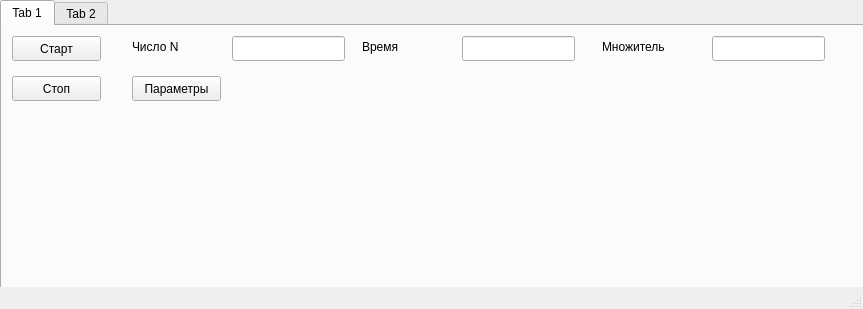
Old version of the form mainwindow.ui in the repository Yorick2014/SimQC.
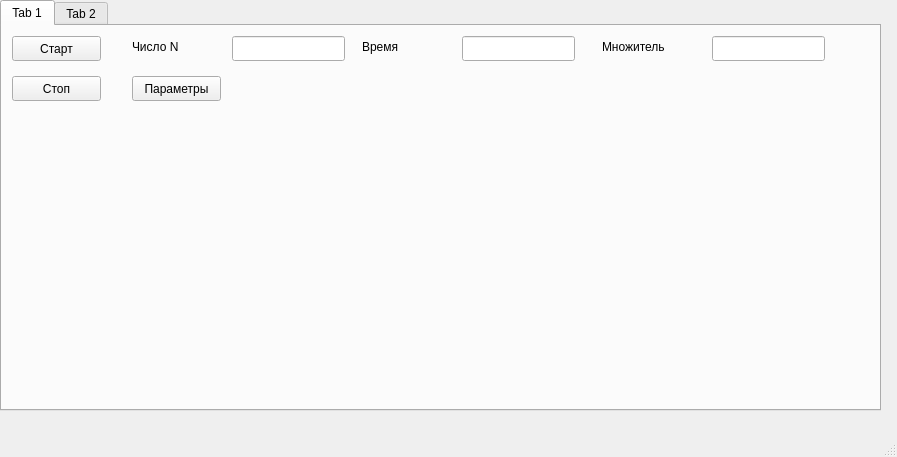
New version of the form. Custom widgets are drawn as their Qt base class.

The edit to the form file:
```diff
--- a/mainwindow.ui
+++ b/mainwindow.ui
@@ -6,8 +6,8 @@
    <rect>
     <x>0</x>
     <y>0</y>
-    <width>863</width>
-    <height>309</height>
+    <width>897</width>
+    <height>457</height>
    </rect>
   </property>
   <property name="windowTitle">
@@ -23,7 +23,7 @@
       <x>0</x>
       <y>0</y>
       <width>881</width>
-      <height>311</height>
+      <height>411</height>
      </rect>
     </property>
     <property name="locale">
@@ -144,6 +144,16 @@
        <string>Параметры</string>
       </property>
      </widget>
+     <widget class="QCustomPlot" name="widget" native="true">
+      <property name="geometry">
+       <rect>
+        <x>120</x>
+        <y>100</y>
+        <width>521</width>
+        <height>211</height>
+       </rect>
+      </property>
+     </widget>
     </widget>
     <widget class="QWidget" name="tab_2">
      <attribute name="title">
@@ -164,6 +174,14 @@
   </widget>
   <widget class="QStatusBar" name="statusbar"/>
  </widget>
+ <customwidgets>
+  <customwidget>
+   <class>QCustomPlot</class>
+   <extends>QWidget</extends>
+   <header>qcustomplot.h</header>
+   <container>1</container>
+  </customwidget>
+ </customwidgets>
  <resources/>
  <connections/>
 </ui>
```
Left out of the diff: 4 changed lines with no effect on the pictures.
